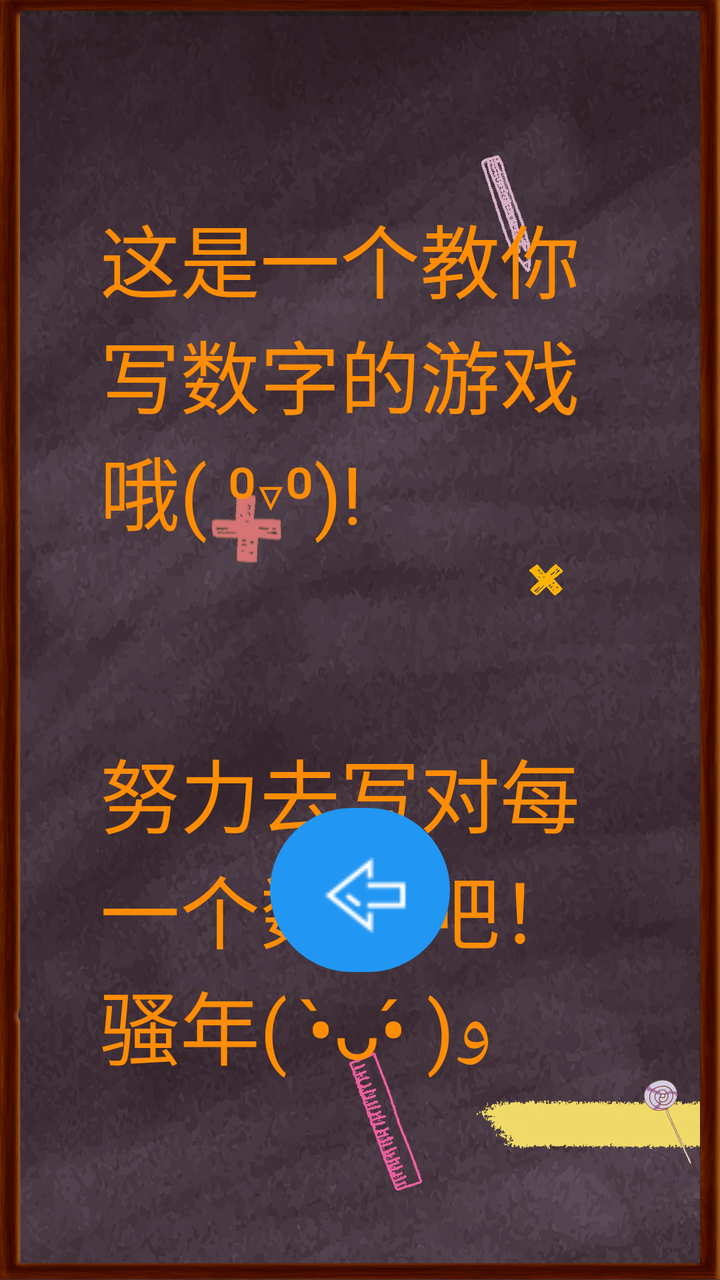
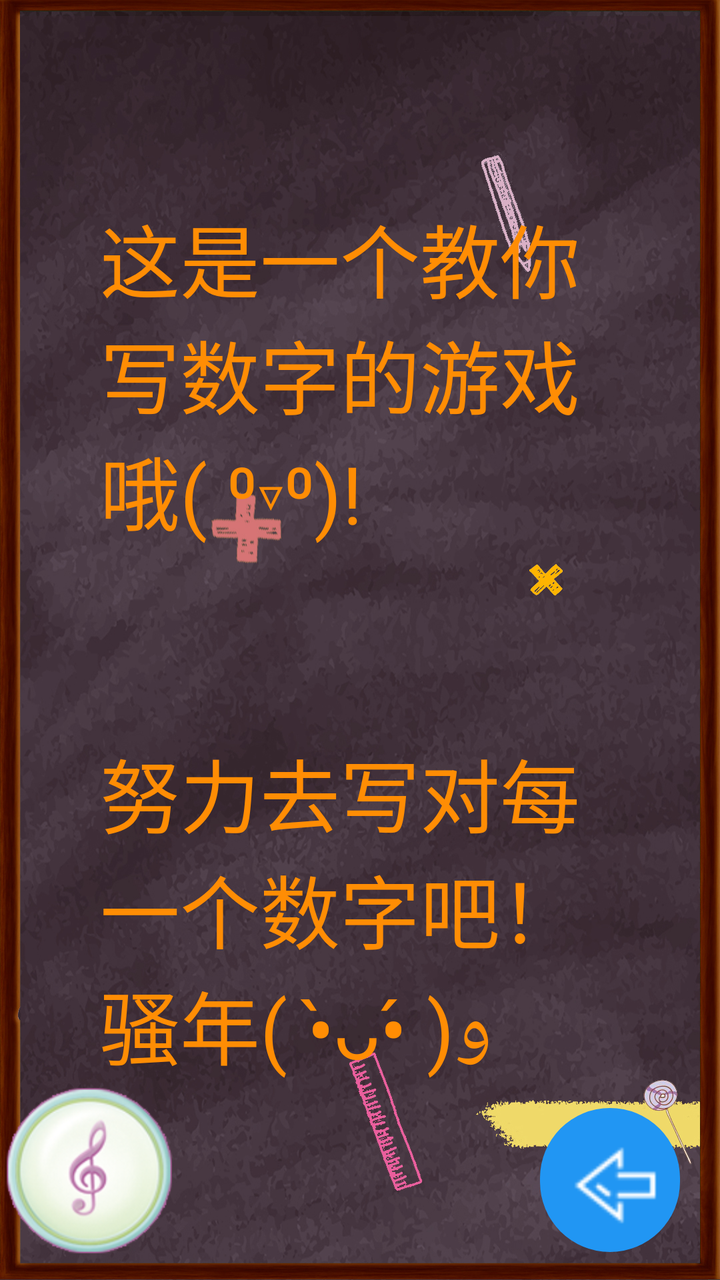

The first picture is an Android layout as it rendered before a commit; the second is the same layout after the commit. The layout source and the unified diff follow.
<!-- AndroidManifest.xml: application theme Theme.NumberGame -->
<!-- res/layout/activity_about.xml -->
<?xml version="1.0" encoding="utf-8"?>
<androidx.constraintlayout.widget.ConstraintLayout xmlns:android="http://schemas.android.com/apk/res/android"
    xmlns:app="http://schemas.android.com/apk/res-auto"
    xmlns:tools="http://schemas.android.com/tools"
    android:id="@+id/main"
    android:layout_width="match_parent"
    android:layout_height="match_parent"
    tools:context=".AboutActivity">

    <ImageView
        android:id="@+id/aboutBackground"
        android:layout_width="0dp"
        android:layout_height="0dp"
        android:scaleType="centerCrop"
        android:src = "@drawable/bg"
        app:layout_constraintBottom_toBottomOf="parent"
        app:layout_constraintTop_toTopOf="parent"
        app:layout_constraintEnd_toEndOf="parent"
        app:layout_constraintStart_toStartOf="parent" />
    
    <TextView
        android:id = "@+id/aboutText"
        android:layout_width="0dp"
        android:layout_height="wrap_content"
        android:text="这是一个教你写数字的游戏哦( ⁰▿⁰)!\n\n\n努力去写对每一个数字吧！骚年( •̀ᴗ•́ )و"
        android:textColor="#ff8d04"
        android:textSize="40sp"
        app:layout_constraintStart_toStartOf="parent"
        app:layout_constraintEnd_toEndOf="parent"
        app:layout_constraintTop_toTopOf="parent"
        android:layout_marginTop="100dp"
        android:layout_marginStart="50dp"
        android:layout_marginEnd="50dp"/>



    <com.google.android.material.button.MaterialButton
        android:id="@+id/aboutReback"
        android:layout_width="90dp"
        android:layout_height="90dp"
        app:icon="@drawable/back_bg"
        app:iconSize="80dp"
        app:shapeAppearanceOverlay="@style/roundButton"
        app:layout_constraintStart_toStartOf="parent"
        app:layout_constraintEnd_toEndOf="parent"
        app:layout_constraintBottom_toBottomOf="parent"
        android:layout_marginBottom="150dp"

        app:backgroundTint="#2196F3"
        app:iconPadding="0dp"
        app:iconGravity="textStart"
        android:padding="0dp"/>

</androidx.constraintlayout.widget.ConstraintLayout>
<!-- resources referenced by this layout -->
<resources>
  <!-- drawable back_bg: png bitmap (drawable, 15103 bytes) -->
  <!-- drawable bg: jpg bitmap (drawable, 761936 bytes) -->
  <style name="roundButton">
          
          <item name="cornerFamily">rounded</item>
          
          <item name="cornerSize">50%</item>
      </style>
  <style name="Theme.NumberGame" parent="Base.Theme.NumberGame" />
  <style name="Base.Theme.NumberGame" parent="Theme.Material3.DayNight.NoActionBar">
          
          
      </style>
</resources>

<!-- the commit's change to res/layout/activity_about.xml (unified diff, before → after) -->
@@ -32,19 +32,33 @@
         android:layout_marginStart="50dp"
         android:layout_marginEnd="50dp"/>
 
+    
+    <ImageButton
+        android:id="@+id/about_music"
+        android:layout_width="90dp"
+        android:layout_height="90dp"
+        android:src = "@drawable/btn_music1"
+        android:scaleType = "fitCenter"
+        android:background="@android:color/transparent"
+        app:layout_constraintStart_toStartOf="parent"
+        app:layout_constraintBottom_toBottomOf="parent"
+        android:layout_marginBottom="10dp"
+        />
+
 
 
     <com.google.android.material.button.MaterialButton
         android:id="@+id/aboutReback"
-        android:layout_width="90dp"
-        android:layout_height="90dp"
+        android:layout_width="70dp"
+        android:layout_height="80dp"
         app:icon="@drawable/back_bg"
         app:iconSize="80dp"
         app:shapeAppearanceOverlay="@style/roundButton"
-        app:layout_constraintStart_toStartOf="parent"
+
         app:layout_constraintEnd_toEndOf="parent"
         app:layout_constraintBottom_toBottomOf="parent"
-        android:layout_marginBottom="150dp"
+        android:layout_marginEnd="20dp"
+        android:layout_marginBottom="10dp"
 
         app:backgroundTint="#2196F3"
         app:iconPadding="0dp"
<!-- resource entries referenced after the edit -->
@@ -2,6 +2,7 @@
 <resources>
   <!-- drawable back_bg: png bitmap (drawable, 15103 bytes) -->
   <!-- drawable bg: jpg bitmap (drawable, 761936 bytes) -->
+  <!-- drawable btn_music1: png bitmap (drawable, 43957 bytes) -->
   <style name="roundButton">
           
           <item name="cornerFamily">rounded</item>
